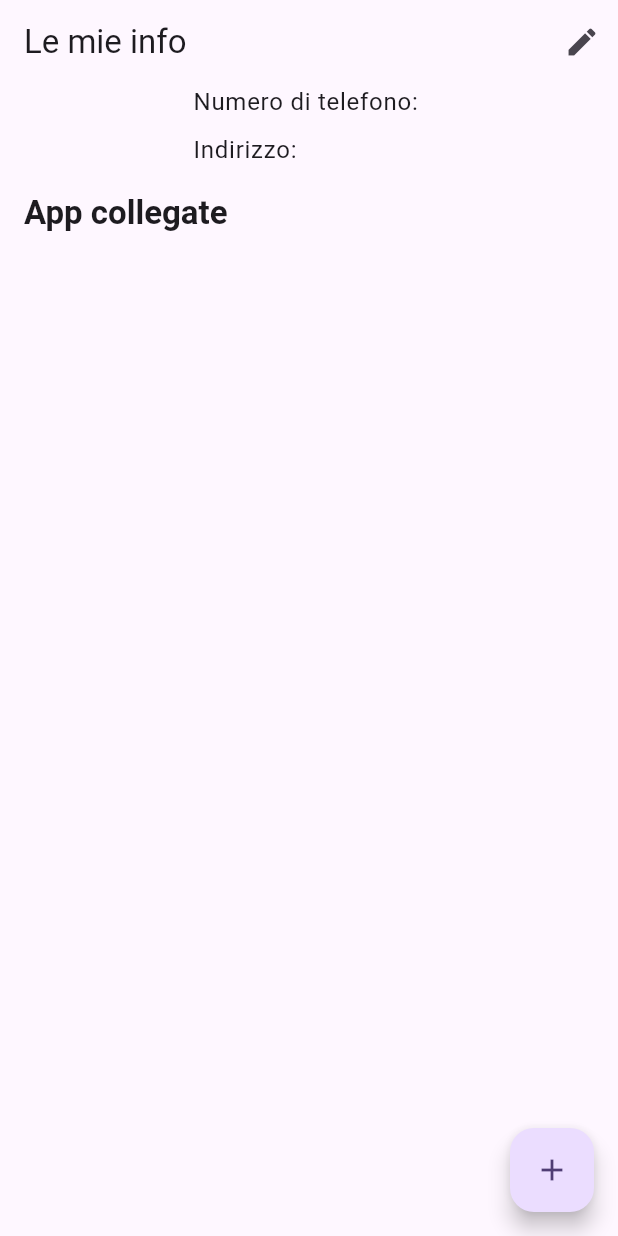
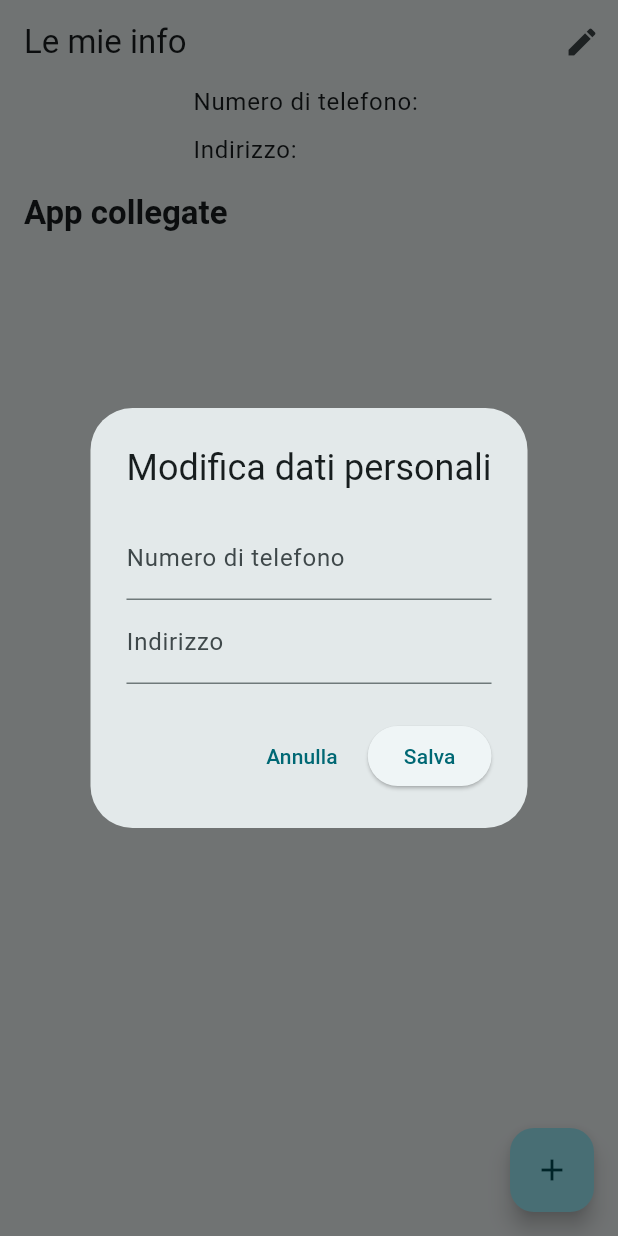
Before and after one commit to ctrlVnt/AddressKeeper, a Flutter app: the screen it shows after launch, on a phone screen of 412 x 824 dp. Run offline on Flutter 3.47's test engine with Material 3 defaults, Android fonts, the phone set to English and light mode, and no system bars; our stand-ins replace shared_preferences, sqflite, sqflite_common_ffi; accounts and stored records are empty.

```diff
--- a/lib/home.dart
+++ b/lib/home.dart
@@ -28,6 +28,10 @@
       currentPhone = prefs.getString('currentPhone') ?? currentPhone;
       currentAddress = prefs.getString('currentAddress') ?? currentAddress;
     });
+
+    if(currentPhone == ""){
+      _editPersonalDataDialog();
+    }
   }
 
   Future<void> _savePrefs() async {
--- a/lib/main.dart
+++ b/lib/main.dart
@@ -1,8 +1,18 @@
+import 'dart:io';
+
 import 'package:flutter/material.dart';
+import 'package:sqflite_common_ffi/sqflite_ffi.dart';
 
 import 'home.dart';
 
 void main() {
+  WidgetsFlutterBinding.ensureInitialized();
+
+  if (Platform.isWindows || Platform.isLinux || Platform.isMacOS) {
+    sqfliteFfiInit();
+    databaseFactory = databaseFactoryFfi;
+  }
+
   runApp(const MyApp());
 }
 
@@ -14,13 +24,13 @@
     return MaterialApp(
       title: 'Flutter Demo',
       theme: ThemeData(
-        colorScheme: ColorScheme.fromSeed(seedColor: Colors.deepPurple),
+        colorScheme: ColorScheme.fromSeed(seedColor: Colors.white),
         useMaterial3: true,
       ),
       darkTheme: ThemeData(
         brightness: Brightness.dark,
         colorScheme: ColorScheme.fromSeed(
-          seedColor: Colors.deepPurple,
+          seedColor: Colors.white,
           brightness: Brightness.dark,
         ),
         useMaterial3: true,
--- a/pubspec.yaml
+++ b/pubspec.yaml
@@ -33,11 +33,12 @@
   sqflite: ^2.3.0
   path: ^1.9.0
   shared_preferences: ^2.1.1
+  sqflite_common_ffi: ^2.3.1
 
   # The following adds the Cupertino Icons font to your application.
   # Use with the CupertinoIcons class for iOS style icons.
   cupertino_icons: ^1.0.8
-  url_launcher: ^6.3.1
+  url_launcher: ^6.3.2
 
 dev_dependencies:
   flutter_test:
@@ -48,7 +49,7 @@
   # activated in the `analysis_options.yaml` file located at the root of your
   # package. See that file for information about deactivating specific lint
   # rules and activating additional ones.
-  flutter_lints: ^5.0.0
+  flutter_lints: ^6.0.0
 
 # For information on the generic Dart part of this file, see the
 # following page: https://dart.dev/tools/pub/pubspec
```
Also changed, not shown: pubspec.lock, 1 other file.
